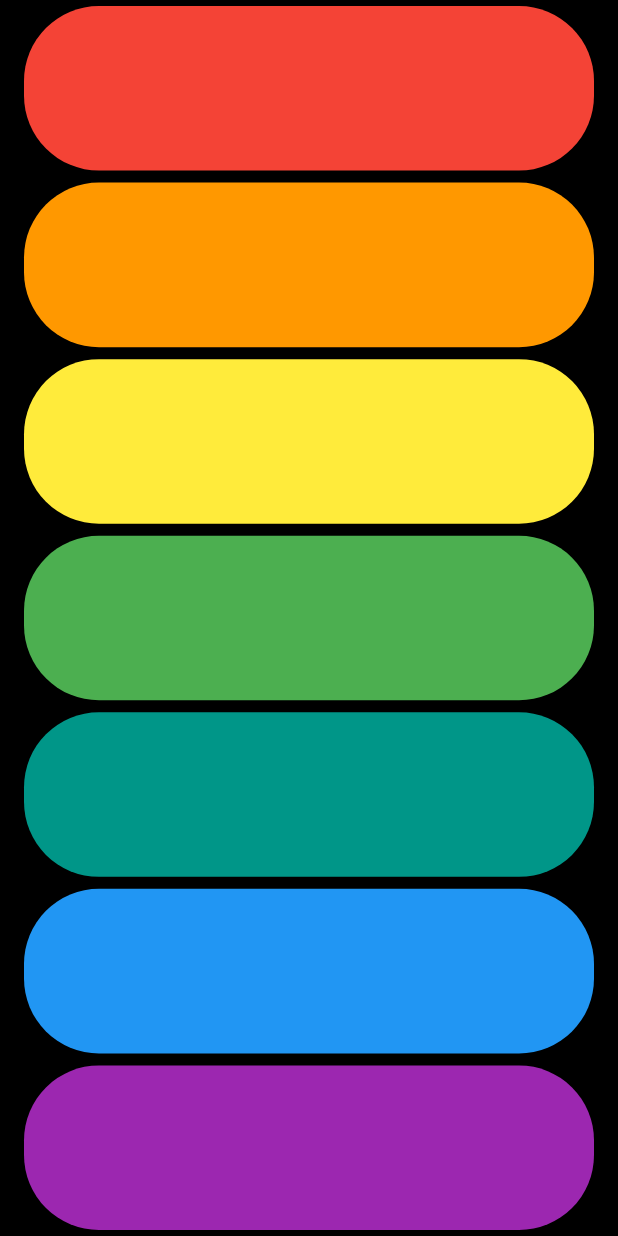
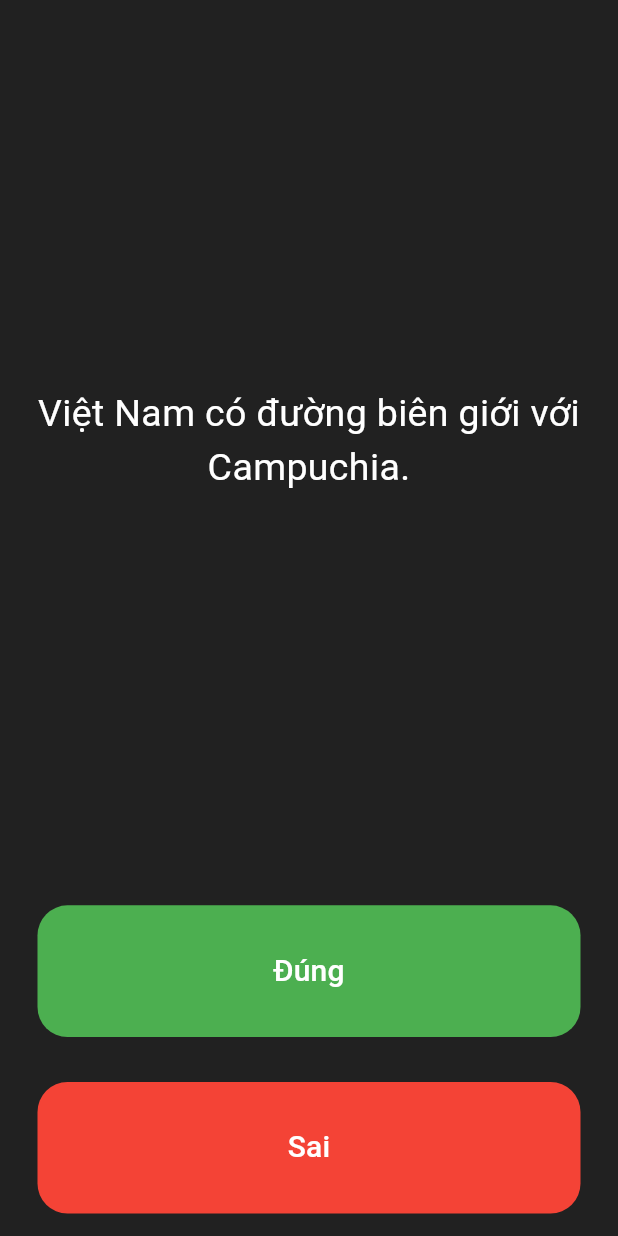
Before and after one commit to PT-LoiX86/Flutter-Practice, a Flutter app: the screen it shows after launch, on a phone screen of 412 x 824 dp. Run offline on Flutter 3.47's test engine with Material 3 defaults, Android fonts, the phone set to English and light mode, and no system bars.

Commit message:
feat: Lab 6

```diff
--- a/1/flutter_application_1/lib/main.dart
+++ b/1/flutter_application_1/lib/main.dart
@@ -1,65 +1,147 @@
 import 'package:flutter/material.dart';
-import 'package:audioplayers/audioplayers.dart';
+
+import 'question.data.dart';
 
 void main() {
-  runApp(const XylophoneApp());
+  runApp(const Quizzler());
 }
 
-class XylophoneApp extends StatefulWidget {
-  const XylophoneApp({super.key});
+class Quizzler extends StatelessWidget {
+  const Quizzler({super.key});
 
   @override
-  State<XylophoneApp> createState() => _XylophoneAppState();
+  Widget build(BuildContext context) {
+    return const MaterialApp(
+      debugShowCheckedModeBanner: false,
+      home: QuizPage(),
+    );
+  }
 }
 
-class _XylophoneAppState extends State<XylophoneApp> {
-  final AudioPlayer _player = AudioPlayer();
+class QuizPage extends StatefulWidget {
+  const QuizPage({super.key});
 
-  Future<void> _playSound(int note) async {
-    await _player.play(AssetSource('sounds/note$note.wav'));
+  @override
+  State<QuizPage> createState() => _QuizPageState();
+}
+
+class _QuizPageState extends State<QuizPage> {
+  final List<Icon> _scoreKeeper = [];
+
+  int _questionNumber = 0;
+  int _score = 0;
+
+  void _checkAnswer(bool userAnswer) {
+    final correctAnswer = questionBank[_questionNumber].questionAnswer;
+
+    final isCorrect = userAnswer == correctAnswer;
+
+    final isLastQuestion = _questionNumber == questionBank.length - 1;
+
+    setState(() {
+      if (isCorrect) {
+        _score++;
+      }
+
+      _scoreKeeper.add(
+        Icon(
+          isCorrect ? Icons.check : Icons.close,
+          color: isCorrect ? Colors.green : Colors.red,
+        ),
+      );
+
+      if (!isLastQuestion) {
+        _questionNumber++;
+      }
+    });
+
+    if (isLastQuestion) {
+      _showResult();
+    }
   }
 
-  Widget _buildKey({required Color color, required int note}) {
+  void _showResult() {
+    Navigator.push(
+      context,
+      MaterialPageRoute(
+        builder: (context) => ResultPage(
+          score: _score,
+          totalQuestions: questionBank.length,
+          scoreKeeper: List.of(_scoreKeeper),
+          onRetry: _restartQuiz,
+        ),
+      ),
+    );
+  }
+
+  void _restartQuiz() {
+    setState(() {
+      _questionNumber = 0;
+      _score = 0;
+      _scoreKeeper.clear();
+    });
+
+    Navigator.pop(context);
+  }
+
+  Widget _buildAnswerButton({
+    required String text,
+    required Color color,
+    required bool answer,
+  }) {
     return Expanded(
       child: Padding(
-        padding: const EdgeInsets.symmetric(vertical: 4, horizontal: 16),
+        padding: const EdgeInsets.all(15),
         child: TextButton(
-          onPressed: () => _playSound(note),
+          onPressed: () => _checkAnswer(answer),
           style: TextButton.styleFrom(
             backgroundColor: color,
             shape: RoundedRectangleBorder(
-              borderRadius: BorderRadius.circular(50),
+              borderRadius: BorderRadius.circular(20),
             ),
           ),
-          child: const SizedBox.expand(),
+          child: Text(
+            text,
+            style: const TextStyle(color: Colors.white, fontSize: 20),
+          ),
         ),
       ),
     );
   }
 
   @override
-  void dispose() {
-    _player.dispose();
-    super.dispose();
-  }
-
-  @override
   Widget build(BuildContext context) {
-    return MaterialApp(
-      debugShowCheckedModeBanner: false,
-      home: Scaffold(
-        backgroundColor: Colors.black,
-        body: SafeArea(
+    return Scaffold(
+      backgroundColor: Colors.grey.shade900,
+      body: SafeArea(
+        child: Padding(
+          padding: const EdgeInsets.symmetric(horizontal: 10),
           child: Column(
             crossAxisAlignment: CrossAxisAlignment.stretch,
             children: [
-              _buildKey(color: Colors.red, note: 1),
-              _buildKey(color: Colors.orange, note: 2),
-              _buildKey(color: Colors.yellow, note: 3),
-              _buildKey(color: Colors.green, note: 4),
-              _buildKey(color: Colors.teal, note: 5),
-              _buildKey(color: Colors.blue, note: 6),
-              _buildKey(color: Colors.purple, note: 7),
+              Expanded(
+                flex: 5,
+                child: Center(
+                  child: Padding(
+                    padding: const EdgeInsets.all(10),
+                    child: Text(
+                      questionBank[_questionNumber].questionText,
+                      textAlign: TextAlign.center,
+                      style: const TextStyle(fontSize: 25, color: Colors.white),
+                    ),
+                  ),
+                ),
+              ),
+
+              _buildAnswerButton(
+                text: 'Đúng',
+                color: Colors.green,
+                answer: true,
+              ),
+
+              _buildAnswerButton(text: 'Sai', color: Colors.red, answer: false),
+
+              Row(children: _scoreKeeper),
             ],
           ),
         ),
@@ -67,3 +149,87 @@ class _XylophoneAppState extends State<XylophoneApp> {
     );
   }
 }
+
+class ResultPage extends StatelessWidget {
+  final int score;
+  final int totalQuestions;
+  final List<Icon> scoreKeeper;
+  final VoidCallback onRetry;
+
+  const ResultPage({
+    super.key,
+    required this.score,
+    required this.totalQuestions,
+    required this.scoreKeeper,
+    required this.onRetry,
+  });
+
+  @override
+  Widget build(BuildContext context) {
+    return Scaffold(
+      backgroundColor: Colors.grey.shade900,
+      appBar: AppBar(
+        title: const Text('Kết Quả', style: TextStyle(color: Colors.white)),
+        backgroundColor: Colors.grey.shade800,
+        automaticallyImplyLeading: false,
+        centerTitle: true,
+      ),
+      body: Center(
+        child: Column(
+          mainAxisAlignment: MainAxisAlignment.center,
+          children: [
+            const Text(
+              'Hoàn thành!',
+              style: TextStyle(
+                color: Colors.white,
+                fontSize: 32,
+                fontWeight: FontWeight.bold,
+              ),
+            ),
+
+            const SizedBox(height: 30),
+
+            Text(
+              'Điểm số: $score / $totalQuestions',
+              style: const TextStyle(color: Colors.white, fontSize: 24),
+            ),
+
+            const SizedBox(height: 20),
+
+            const Text(
+              'Kết quả các câu:',
+              style: TextStyle(color: Colors.white70, fontSize: 18),
+            ),
+
+            const SizedBox(height: 10),
+
+            Row(
+              mainAxisAlignment: MainAxisAlignment.center,
+              children: scoreKeeper,
+            ),
+
+            const SizedBox(height: 50),
+
+            ElevatedButton(
+              onPressed: onRetry,
+              style: ElevatedButton.styleFrom(
+                backgroundColor: Colors.blueAccent,
+                padding: const EdgeInsets.symmetric(
+                  horizontal: 40,
+                  vertical: 15,
+                ),
+                shape: RoundedRectangleBorder(
+                  borderRadius: BorderRadius.circular(30),
+                ),
+              ),
+              child: const Text(
+                'Làm Lại',
+                style: TextStyle(fontSize: 22, color: Colors.white),
+              ),
+            ),
+          ],
+        ),
+      ),
+    );
+  }
+}
--- /dev/null
+++ b/1/flutter_application_1/lib/question.class.dart
@@ -0,0 +1,6 @@
+class Question {
+  final String questionText;
+  final bool questionAnswer;
+
+  const Question({required this.questionText, required this.questionAnswer});
+}
--- /dev/null
+++ b/1/flutter_application_1/lib/question.data.dart
@@ -0,0 +1,24 @@
+import 'question.class.dart';
+
+const List<Question> questionBank = [
+  Question(
+    questionText: 'Việt Nam có đường biên giới với Campuchia.',
+    questionAnswer: true,
+  ),
+  Question(
+    questionText: 'Hà Nội là thủ đô của Việt Nam.',
+    questionAnswer: true,
+  ),
+  Question(
+    questionText: 'Mặt trời quay quanh trái đất.',
+    questionAnswer: false,
+  ),
+  Question(
+    questionText: 'Chuột Mickey là nhân vật của Marvel.',
+    questionAnswer: false,
+  ),
+  Question(
+    questionText: 'Con người có thể nín thở dưới nước trong 24 giờ.',
+    questionAnswer: false,
+  ),
+];
```
Also changed, not shown: 1/flutter_application_1/image.png, 7 other files.
